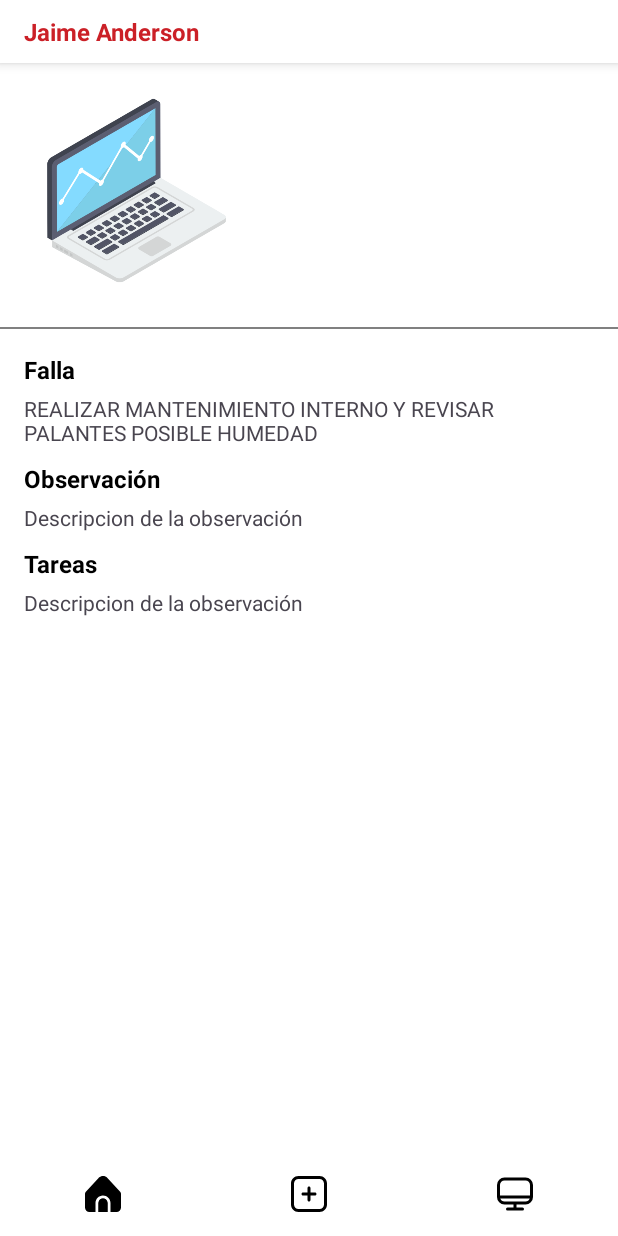
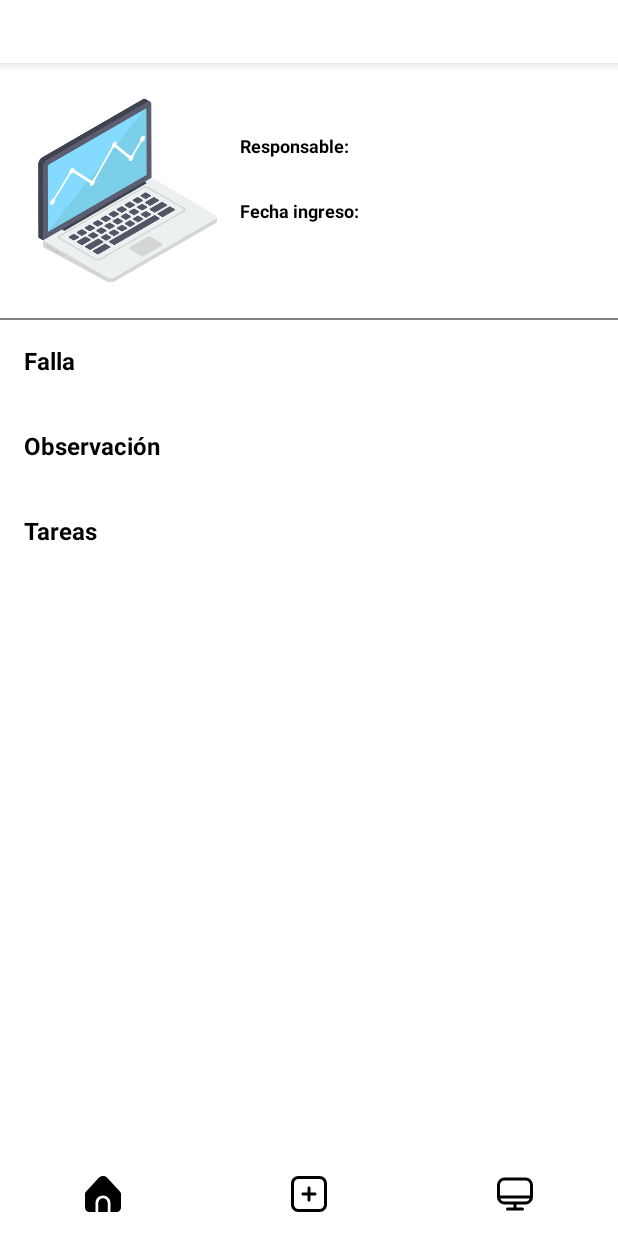
Before and after one commit to michelltenecela/COMPUSTAR, an Android app: the fragment Equipo_PerfilFragment placed in its activity, on a phone screen of 412 x 824 dp. Run offline under Robolectric (Android 15) with nearby library versions, the phone set to English and light mode, and no system bars; our stand-ins replace Firebase (no records; nobody signed in at launch, a user with empty details on screens opened directly).

Commit message:
Perfil de los equipos ya consume datos del firebase

```diff
--- a/app/build.gradle
+++ b/app/build.gradle
@@ -44,6 +44,7 @@ dependencies {
     implementation 'com.google.firebase:firebase-messaging'
     implementation 'androidx.recyclerview:recyclerview:1.3.2'
     implementation 'com.tom-roush:pdfbox-android:2.0.27.0'
+    implementation 'com.google.firebase:firebase-messaging'
     testImplementation 'junit:junit:4.13.2'
     androidTestImplementation 'androidx.test.ext:junit:1.1.5'
     androidTestImplementation 'androidx.test.espresso:espresso-core:3.5.1'
--- a/app/src/main/java/com/example/compustar/AgregarFragment.kt
+++ b/app/src/main/java/com/example/compustar/AgregarFragment.kt
@@ -68,7 +68,7 @@ class AgregarFragment : Fragment(R.layout.fragment_agregar) {
         val cliente = Cliente()
         val equipo = Equipo("","","",
             "","","","","","","","","",false)
-        val tarea = Tarea()
+        val tarea = Tarea("","","","","",false)
 
         cliente.addCliente(textViewNombre.text.toString(),textViewCedula.text.toString(),
             textViewTelefono.text.toString(),onSuccess = { clienteId ->
@@ -82,7 +82,7 @@ class AgregarFragment : Fragment(R.layout.fragment_agregar) {
                     textViewFalla.text.toString(),
                     textViewObservacion.text.toString(),estado = false,
                     onSuccess = { equipoId ->
-                        tarea.addTarea(equipoId,"","","",false)
+                        tarea.addTarea()
                         limpiar()
                     },
                     onFailure = { exception ->
--- a/app/src/main/java/com/example/compustar/Equipo_PerfilFragment.kt
+++ b/app/src/main/java/com/example/compustar/Equipo_PerfilFragment.kt
@@ -1,17 +1,82 @@
 package com.example.compustar
 
+import android.content.ContentValues
 import android.os.Bundle
+import android.util.Log
 import androidx.fragment.app.Fragment
 import android.view.LayoutInflater
 import android.view.View
 import android.view.ViewGroup
 import android.widget.ImageButton
+import android.widget.TextView
 import androidx.cardview.widget.CardView
+import androidx.recyclerview.widget.GridLayoutManager
+import androidx.recyclerview.widget.RecyclerView
+import com.example.compustar.Adaptador.EquiposAreaAdapter
+import com.example.compustar.Adaptador.TareaAdapter
+import com.example.compustar.Modelo.Equipo
+import com.example.compustar.Modelo.Tarea
+import com.example.compustar.Modelo.Trabajador
+import com.google.firebase.firestore.FirebaseFirestore
 
 class Equipo_PerfilFragment : Fragment(R.layout.fragment_equipo_perfil) {
+
+    private val tareaList = mutableListOf<Tarea>()
+    private lateinit var rcvTareas: RecyclerView
+    private lateinit var adapter: TareaAdapter
 
     override fun onViewCreated(view: View, savedInstanceState: Bundle?) {
         super.onViewCreated(view, savedInstanceState)
 
+        val bundle = arguments
+        val id_equipo = bundle?.getString("id_equipo") ?: ""
+        val cliente = bundle?.getString("cliente") ?: ""
+        val trabajador = bundle?.getString("trabajador") ?: ""
+        val falla = bundle?.getString("falla") ?: ""
+        val fecha = bundle?.getString("fecha") ?: ""
+        val observacion = bundle?.getString("observacion") ?: ""
+
+        val txtCliente : TextView = view.findViewById(R.id.txtTitulo)
+        val txtFalla : TextView = view.findViewById(R.id.txtFalla)
+        val txtObservacion : TextView = view.findViewById(R.id.txtObservacion)
+        val txtTrabajador : TextView = view.findViewById(R.id.txtTrabajador)
+        val txtFecha : TextView = view.findViewById(R.id.txtFecha)
+
+        txtCliente.text = cliente
+        txtFalla.text = falla
+        txtObservacion.text = observacion
+        txtTrabajador.text = trabajador
+        txtFecha.text = fecha
+
+        rcvTareas = view.findViewById(R.id.rcvTareas)
+        rcvTareas.layoutManager = GridLayoutManager(requireContext(), 3)
+
+        adapter = TareaAdapter(tareaList)
+        rcvTareas.adapter = adapter
+
+        readTarea(id_equipo)
+
+    }
+
+    fun readTarea(equipo:String) {
+        val db = FirebaseFirestore.getInstance()
+        val collectionTarea = db?.collection("tareas")
+        collectionTarea?.whereEqualTo("id_equipo", equipo)?.get()?.addOnSuccessListener { result ->
+            tareaList.clear()
+            for (tareaDocument in result) {
+                val id_equipo = tareaDocument.getString("id_equipo") ?: ""
+                val falla = tareaDocument.getString("falla") ?: ""
+                val descripcion = tareaDocument.getString("descripcion") ?: ""
+                val fecha_finalizacion = tareaDocument.getString("fecha_finalizacion") ?: ""
+                val estado = tareaDocument.getBoolean("estado") ?: false
+                val id = tareaDocument.id
+                val tareas = Tarea(id,id_equipo,falla,descripcion,fecha_finalizacion,estado)
+                tareaList.add(tareas)
+            }
+            adapter.notifyDataSetChanged()
+
+        }?.addOnFailureListener { exception ->
+            Log.w("Error: ", "Error getting documents: ", exception)
+        }
     }
 }
--- a/app/src/main/res/layout/fragment_equipo_perfil.xml
+++ b/app/src/main/res/layout/fragment_equipo_perfil.xml
@@ -43,7 +43,7 @@
         </LinearLayout>
     </LinearLayout>
 
-    <ScrollView
+    <androidx.core.widget.NestedScrollView
         android:layout_width="match_parent"
         android:layout_height="0dp"
         app:layout_constraintBottom_toBottomOf="parent"
@@ -59,24 +59,80 @@
                 android:id="@+id/llEquipo"
                 android:layout_width="match_parent"
                 android:layout_height="match_parent"
-                android:orientation="horizontal">
+                android:orientation="horizontal"
+                android:padding="10dp"
+                app:layout_constraintEnd_toEndOf="parent"
+                app:layout_constraintStart_toStartOf="parent"
+                app:layout_constraintTop_toTopOf="parent">
 
                 <ImageButton
                     android:id="@+id/ibtnPDF"
                     android:layout_width="150dp"
                     android:layout_height="150dp"
-                    android:layout_marginStart="16dp"
-                    android:layout_marginTop="10dp"
                     android:backgroundTint="@android:color/transparent"
                     android:scaleType="centerCrop"
                     android:src="@drawable/ref_laptop" />
+
+                <LinearLayout
+                    android:layout_width="match_parent"
+                    android:layout_height="match_parent"
+                    android:gravity="center_vertical"
+                    android:orientation="vertical">
+
+                    <LinearLayout
+                        android:layout_width="match_parent"
+                        android:layout_height="wrap_content"
+                        android:layout_marginBottom="10dp"
+                        android:orientation="vertical">
+
+                        <TextView
+                            android:id="@+id/textView81"
+                            android:layout_width="match_parent"
+                            android:layout_height="wrap_content"
+                            android:text="Responsable:"
+                            android:textColor="#000000"
+                            android:textSize="12sp"
+                            android:textStyle="bold" />
+
+                        <TextView
+                            android:id="@+id/txtTrabajador"
+                            android:layout_width="match_parent"
+                            android:layout_height="wrap_content"
+                            android:text="TextView"
+                            android:textColor="#000000"
+                            android:textSize="12sp" />
+                    </LinearLayout>
+
+                    <LinearLayout
+                        android:layout_width="match_parent"
+                        android:layout_height="wrap_content"
+                        android:orientation="vertical">
+
+                        <TextView
+                            android:id="@+id/textView8"
+                            android:layout_width="match_parent"
+                            android:layout_height="wrap_content"
+                            android:text="Fecha ingreso:"
+                            android:textColor="#000000"
+                            android:textSize="12sp"
+                            android:textStyle="bold" />
+
+                        <TextView
+                            android:id="@+id/txtFecha"
+                            android:layout_width="match_parent"
+                            android:layout_height="wrap_content"
+                            android:text="TextView"
+                            android:textColor="#000000"
+                            android:textSize="12sp" />
+                    </LinearLayout>
+                </LinearLayout>
+
             </LinearLayout>
 
             <View
                 android:id="@+id/view"
                 android:layout_width="wrap_content"
                 android:layout_height="1dp"
-                android:layout_marginTop="16dp"
                 android:background="#808080"
                 app:layout_constraintEnd_toEndOf="parent"
                 app:layout_constraintStart_toStartOf="parent"
@@ -110,10 +166,11 @@
                         android:textStyle="bold" />
 
                     <TextView
-                        android:id="@+id/textView23"
+                        android:id="@+id/txtFalla"
                         android:layout_width="match_parent"
                         android:layout_height="wrap_content"
-                        android:text="REALIZAR MANTENIMIENTO INTERNO Y REVISAR PALANTES POSIBLE HUMEDAD" />
+                        android:text="REALIZAR MANTENIMIENTO INTERNO Y REVISAR PALANTES POSIBLE HUMEDAD"
+                        android:textColor="#000000" />
                 </LinearLayout>
 
                 <LinearLayout
@@ -133,10 +190,11 @@
                         android:textStyle="bold" />
 
                     <TextView
-                        android:id="@+id/textView25"
+                        android:id="@+id/txtObservacion"
                         android:layout_width="match_parent"
                         android:layout_height="wrap_content"
-                        android:text="Descripcion de la observación" />
+                        android:text="Descripcion de la observación"
+                        android:textColor="#000000" />
                 </LinearLayout>
 
                 <LinearLayout
@@ -154,16 +212,17 @@
                         android:textSize="16sp"
                         android:textStyle="bold" />
 
-                    <TextView
-                        android:id="@+id/textView27"
+                    <androidx.recyclerview.widget.RecyclerView
+                        android:id="@+id/rcvTareas"
                         android:layout_width="match_parent"
-                        android:layout_height="wrap_content"
-                        android:text="Descripcion de la observación" />
+                        android:layout_height="match_parent" />
+
+
                 </LinearLayout>
 
             </LinearLayout>
 
         </androidx.constraintlayout.widget.ConstraintLayout>
-    </ScrollView>
+    </androidx.core.widget.NestedScrollView>
 
 </androidx.constraintlayout.widget.ConstraintLayout>
```
Also changed, not shown: app/src/main/java/com/example/compustar/Adaptador/EquiposAreaAdapter.kt (+10 -2 lines), app/src/main/java/com/example/compustar/Adaptador/TareaAdapter.kt (added, +41 -0 lines), app/src/main/java/com/example/compustar/Area_trabajo.kt (+7 -2 lines), app/src/main/java/com/example/compustar/Modelo/Tarea.kt (+9 -8 lines), app/src/main/res/layout/item_equipo_tareas.xml (added, +33 -0 lines), app/src/main/res/drawable/tarea_faltante.png (added), app/src/main/res/drawable/tarea_terminada.png (added).
